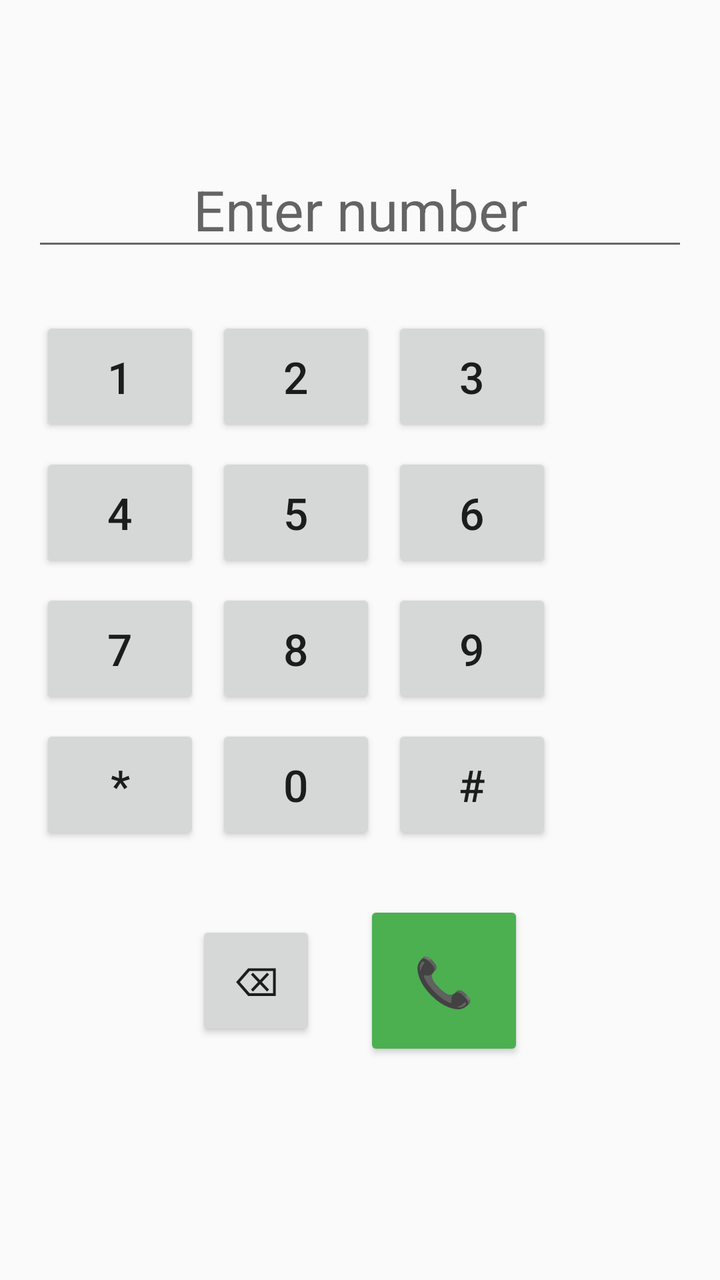
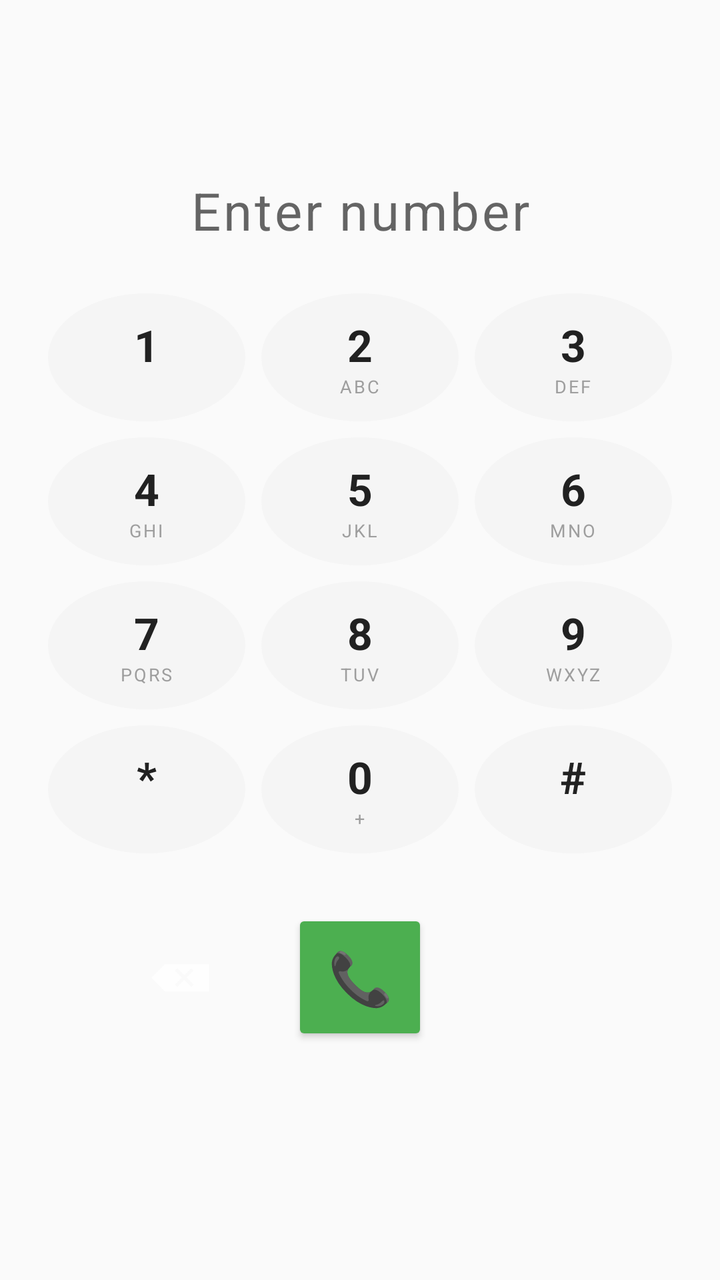

Before-and-after screenshots of an Android layout around one commit, followed by the original layout XML and the change that was made.
<!-- AndroidManifest.xml: application theme AppTheme -->
<!-- res/layout/fragment_dialer.xml -->
<?xml version="1.0" encoding="utf-8"?>
<LinearLayout xmlns:android="http://schemas.android.com/apk/res/android"
    android:layout_width="match_parent"
    android:layout_height="match_parent"
    android:orientation="vertical"
    android:padding="16dp"
    android:gravity="center">

    <EditText
        android:id="@+id/etDialNumber"
        android:layout_width="match_parent"
        android:layout_height="wrap_content"
        android:hint="Enter number"
        android:inputType="phone"
        android:textSize="28sp"
        android:gravity="center"
        android:layout_marginBottom="24dp" />

    <GridLayout
        android:id="@+id/gridKeys"
        android:layout_width="match_parent"
        android:layout_height="wrap_content"
        android:columnCount="3"
        android:rowCount="4"
        android:layout_marginBottom="24dp">

        <Button android:text="1" style="@style/DialKey" />
        <Button android:text="2" style="@style/DialKey" />
        <Button android:text="3" style="@style/DialKey" />
        <Button android:text="4" style="@style/DialKey" />
        <Button android:text="5" style="@style/DialKey" />
        <Button android:text="6" style="@style/DialKey" />
        <Button android:text="7" style="@style/DialKey" />
        <Button android:text="8" style="@style/DialKey" />
        <Button android:text="9" style="@style/DialKey" />
        <Button android:text="*" style="@style/DialKey" />
        <Button android:text="0" style="@style/DialKey" />
        <Button android:text="#" style="@style/DialKey" />

    </GridLayout>

    <LinearLayout
        android:layout_width="match_parent"
        android:layout_height="wrap_content"
        android:orientation="horizontal"
        android:gravity="center">

        <Button
            android:id="@+id/btnBackspace"
            android:layout_width="60dp"
            android:layout_height="60dp"
            android:text="⌫"
            android:textSize="20sp"
            android:layout_marginEnd="24dp" />

        <Button
            android:id="@+id/btnCall"
            android:layout_width="80dp"
            android:layout_height="80dp"
            android:text="📞"
            android:textSize="24sp"
            android:backgroundTint="#4CAF50"
            android:textColor="#FFFFFF" />

    </LinearLayout>

    <TextView
        android:id="@+id/tvDialStatus"
        android:layout_width="match_parent"
        android:layout_height="wrap_content"
        android:textSize="13sp"
        android:gravity="center"
        android:textColor="#888888"
        android:layout_marginTop="16dp" />

</LinearLayout>
<!-- resources referenced by this layout -->
<resources>
  <style name="DialKey">
          <item name="android:layout_width">80dp</item>
          <item name="android:layout_height">60dp</item>
          <item name="android:textSize">22sp</item>
          <item name="android:layout_margin">4dp</item>
      </style>
  <style name="AppTheme" parent="Theme.AppCompat.Light.DarkActionBar">
          <item name="colorPrimary">#1976D2</item>
          <item name="colorPrimaryDark">#1565C0</item>
          <item name="colorAccent">#4CAF50</item>
      </style>
</resources>

<!-- the commit's change to res/layout/fragment_dialer.xml (unified diff, before → after) -->
@@ -3,7 +3,7 @@
     android:layout_width="match_parent"
     android:layout_height="match_parent"
     android:orientation="vertical"
-    android:padding="16dp"
+    android:padding="20dp"
     android:gravity="center">
 
     <EditText
@@ -12,9 +12,11 @@
         android:layout_height="wrap_content"
         android:hint="Enter number"
         android:inputType="phone"
-        android:textSize="28sp"
+        android:textSize="26sp"
+        android:letterSpacing="0.05"
         android:gravity="center"
-        android:layout_marginBottom="24dp" />
+        android:background="@null"
+        android:layout_marginBottom="20dp" />
 
     <GridLayout
         android:id="@+id/gridKeys"
@@ -22,20 +24,21 @@
         android:layout_height="wrap_content"
         android:columnCount="3"
         android:rowCount="4"
-        android:layout_marginBottom="24dp">
+        android:layout_marginBottom="20dp"
+        android:useDefaultMargins="false">
 
-        <Button android:text="1" style="@style/DialKey" />
-        <Button android:text="2" style="@style/DialKey" />
-        <Button android:text="3" style="@style/DialKey" />
-        <Button android:text="4" style="@style/DialKey" />
-        <Button android:text="5" style="@style/DialKey" />
-        <Button android:text="6" style="@style/DialKey" />
-        <Button android:text="7" style="@style/DialKey" />
-        <Button android:text="8" style="@style/DialKey" />
-        <Button android:text="9" style="@style/DialKey" />
-        <Button android:text="*" style="@style/DialKey" />
-        <Button android:text="0" style="@style/DialKey" />
-        <Button android:text="#" style="@style/DialKey" />
+        <LinearLayout android:tag="1" style="@style/DialKey"><TextView style="@style/DialKeyNum" android:text="1"/><TextView style="@style/DialKeySub" android:text=" "/></LinearLayout>
+        <LinearLayout android:tag="2" style="@style/DialKey"><TextView style="@style/DialKeyNum" android:text="2"/><TextView style="@style/DialKeySub" android:text="ABC"/></LinearLayout>
+        <LinearLayout android:tag="3" style="@style/DialKey"><TextView style="@style/DialKeyNum" android:text="3"/><TextView style="@style/DialKeySub" android:text="DEF"/></LinearLayout>
+        <LinearLayout android:tag="4" style="@style/DialKey"><TextView style="@style/DialKeyNum" android:text="4"/><TextView style="@style/DialKeySub" android:text="GHI"/></LinearLayout>
+        <LinearLayout android:tag="5" style="@style/DialKey"><TextView style="@style/DialKeyNum" android:text="5"/><TextView style="@style/DialKeySub" android:text="JKL"/></LinearLayout>
+        <LinearLayout android:tag="6" style="@style/DialKey"><TextView style="@style/DialKeyNum" android:text="6"/><TextView style="@style/DialKeySub" android:text="MNO"/></LinearLayout>
+        <LinearLayout android:tag="7" style="@style/DialKey"><TextView style="@style/DialKeyNum" android:text="7"/><TextView style="@style/DialKeySub" android:text="PQRS"/></LinearLayout>
+        <LinearLayout android:tag="8" style="@style/DialKey"><TextView style="@style/DialKeyNum" android:text="8"/><TextView style="@style/DialKeySub" android:text="TUV"/></LinearLayout>
+        <LinearLayout android:tag="9" style="@style/DialKey"><TextView style="@style/DialKeyNum" android:text="9"/><TextView style="@style/DialKeySub" android:text="WXYZ"/></LinearLayout>
+        <LinearLayout android:tag="*" style="@style/DialKey"><TextView style="@style/DialKeyNum" android:text="*"/><TextView style="@style/DialKeySub" android:text=" "/></LinearLayout>
+        <LinearLayout android:tag="0" style="@style/DialKey"><TextView style="@style/DialKeyNum" android:text="0"/><TextView style="@style/DialKeySub" android:text="+"/></LinearLayout>
+        <LinearLayout android:tag="#" style="@style/DialKey"><TextView style="@style/DialKeyNum" android:text="#"/><TextView style="@style/DialKeySub" android:text=" "/></LinearLayout>
 
     </GridLayout>
 
@@ -43,24 +46,31 @@
         android:layout_width="match_parent"
         android:layout_height="wrap_content"
         android:orientation="horizontal"
-        android:gravity="center">
+        android:gravity="center"
+        android:layout_marginTop="4dp">
 
-        <Button
+        <ImageButton
             android:id="@+id/btnBackspace"
-            android:layout_width="60dp"
-            android:layout_height="60dp"
-            android:text="⌫"
-            android:textSize="20sp"
-            android:layout_marginEnd="24dp" />
+            android:layout_width="48dp"
+            android:layout_height="48dp"
+            android:src="@android:drawable/ic_input_delete"
+            android:background="@null"
+            android:layout_marginEnd="32dp"
+            android:contentDescription="Backspace" />
 
         <Button
             android:id="@+id/btnCall"
-            android:layout_width="80dp"
-            android:layout_height="80dp"
+            android:layout_width="68dp"
+            android:layout_height="68dp"
             android:text="📞"
-            android:textSize="24sp"
+            android:textSize="26sp"
             android:backgroundTint="#4CAF50"
             android:textColor="#FFFFFF" />
+
+        <View
+            android:layout_width="48dp"
+            android:layout_height="48dp"
+            android:layout_marginStart="32dp" />
 
     </LinearLayout>
 
@@ -71,6 +81,6 @@
         android:textSize="13sp"
         android:gravity="center"
         android:textColor="#888888"
-        android:layout_marginTop="16dp" />
+        android:layout_marginTop="12dp" />
 
 </LinearLayout>
<!-- resource entries referenced after the edit -->
@@ -1,15 +1,44 @@
 <!-- resources referenced by this layout -->
 <resources>
   <style name="DialKey">
-          <item name="android:layout_width">80dp</item>
-          <item name="android:layout_height">60dp</item>
+          <item name="android:layout_width">0dp</item>
+          <item name="android:layout_height">64dp</item>
+          <item name="android:layout_columnWeight">1</item>
+          <item name="android:layout_margin">4dp</item>
+          <item name="android:orientation">vertical</item>
+          <item name="android:gravity">center</item>
+          <item name="android:background">@drawable/bg_dial_key</item>
+          <item name="android:clickable">true</item>
+          <item name="android:focusable">true</item>
+      </style>
+  <style name="DialKeyNum">
+          <item name="android:layout_width">wrap_content</item>
+          <item name="android:layout_height">wrap_content</item>
           <item name="android:textSize">22sp</item>
-          <item name="android:layout_margin">4dp</item>
+          <item name="android:textStyle">bold</item>
+          <item name="android:textColor">#212121</item>
+      </style>
+  <style name="DialKeySub">
+          <item name="android:layout_width">wrap_content</item>
+          <item name="android:layout_height">wrap_content</item>
+          <item name="android:textSize">9sp</item>
+          <item name="android:textColor">#9E9E9E</item>
+          <item name="android:letterSpacing">0.1</item>
       </style>
   <style name="AppTheme" parent="Theme.AppCompat.Light.DarkActionBar">
           <item name="colorPrimary">#1976D2</item>
           <item name="colorPrimaryDark">#1565C0</item>
           <item name="colorAccent">#4CAF50</item>
       </style>
+  <!-- drawable bg_dial_key (drawable) -->
+  <?xml version="1.0" encoding="utf-8"?>
+  <ripple xmlns:android="http://schemas.android.com/apk/res/android"
+      android:color="#33000000">
+      <item>
+          <shape android:shape="oval">
+              <solid android:color="#F5F5F5" />
+          </shape>
+      </item>
+  </ripple>
 </resources>
 
